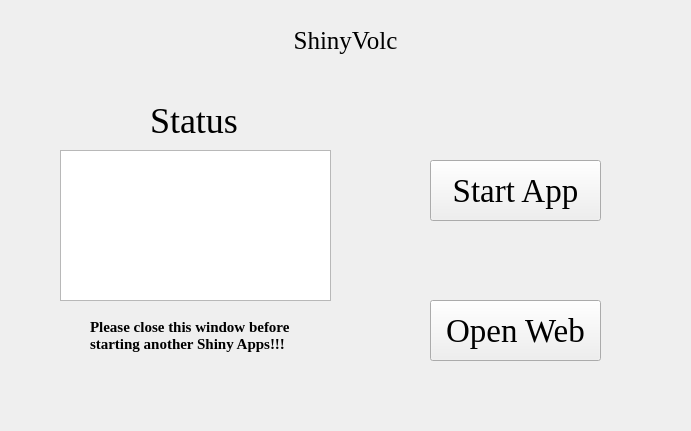
The window that ShinyVolc.ui (hzaurzli/MicroWorldOmics) describes before a commit, drawn with Qt 5.
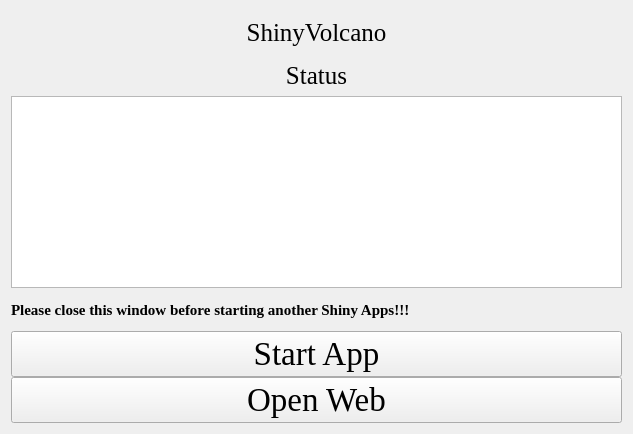
The same window after the commit. Icons and pictures are not drawn.

```diff
--- a/ShinyVolc.ui
+++ b/ShinyVolc.ui
@@ -6,8 +6,8 @@
    <rect>
     <x>0</x>
     <y>0</y>
-    <width>691</width>
-    <height>431</height>
+    <width>633</width>
+    <height>434</height>
    </rect>
   </property>
   <property name="windowTitle">
@@ -16,28 +16,17 @@
   <property name="styleSheet">
    <string notr="true">background-image: url(D:/tools/Pycharm/pyqt/logo/backgroundpage.png)</string>
   </property>
-  <widget class="QTextBrowser" name="textBrowser">
-   <property name="geometry">
-    <rect>
-     <x>60</x>
-     <y>150</y>
-     <width>271</width>
-     <height>151</height>
-    </rect>
+  <layout class="QGridLayout" name="gridLayout_4">
+   <property name="verticalSpacing">
+    <number>0</number>
    </property>
-   <property name="styleSheet">
-    <string notr="true">background-image: url(D:/tools/Pycharm/pyqt/logo/white.png)</string>
-   </property>
-  </widget>
+   <item row="0" column="0">
+    <layout class="QGridLayout" name="gridLayout_5">
+     <property name="verticalSpacing">
+      <number>0</number>
+     </property>
+     <item row="0" column="0" colspan="3">
   <widget class="QLabel" name="label">
-   <property name="geometry">
-    <rect>
-     <x>230</x>
-     <y>20</y>
-     <width>231</width>
-     <height>41</height>
-    </rect>
-   </property>
    <property name="font">
     <font>
      <family>Times New Roman</family>
@@ -45,81 +34,38 @@
     </font>
    </property>
    <property name="text">
-    <string>ShinyVolc</string>
+        <string>ShinyVolcano</string>
    </property>
    <property name="alignment">
     <set>Qt::AlignCenter</set>
    </property>
   </widget>
-  <widget class="QLabel" name="label_2">
-   <property name="geometry">
-    <rect>
-     <x>150</x>
-     <y>100</y>
-     <width>101</width>
-     <height>41</height>
-    </rect>
-   </property>
+     </item>
+     <item row="3" column="0" colspan="3">
+      <widget class="QLabel" name="label_4">
    <property name="font">
     <font>
      <family>Times New Roman</family>
-     <pointsize>27</pointsize>
+         <pointsize>19</pointsize>
     </font>
    </property>
    <property name="text">
     <string>Status</string>
    </property>
    <property name="alignment">
-    <set>Qt::AlignLeading|Qt::AlignLeft|Qt::AlignVCenter</set>
-   </property>
-  </widget>
-  <widget class="QPushButton" name="pushButton">
-   <property name="geometry">
-    <rect>
-     <x>430</x>
-     <y>160</y>
-     <width>171</width>
-     <height>61</height>
-    </rect>
-   </property>
-   <property name="font">
-    <font>
-     <family>Times New Roman</family>
-     <pointsize>25</pointsize>
-    </font>
-   </property>
-   <property name="text">
-    <string>Start App</string>
-   </property>
-  </widget>
-  <widget class="QPushButton" name="pushButton_2">
-   <property name="geometry">
-    <rect>
-     <x>430</x>
-     <y>300</y>
-     <width>171</width>
-     <height>61</height>
-    </rect>
-   </property>
-   <property name="font">
-    <font>
-     <family>Times New Roman</family>
-     <pointsize>25</pointsize>
-    </font>
-   </property>
-   <property name="text">
-    <string>Open Web</string>
-   </property>
-  </widget>
+        <set>Qt::AlignCenter</set>
+       </property>
+      </widget>
+     </item>
+     <item row="5" column="0" rowspan="2" colspan="3">
+      <widget class="QTextBrowser" name="textBrowser">
+       <property name="styleSheet">
+        <string notr="true">background-image: url(D:/Documents/Desktop/white.png)</string>
+       </property>
+      </widget>
+     </item>
+     <item row="7" column="0" colspan="3">
   <widget class="QLabel" name="label_3">
-   <property name="geometry">
-    <rect>
-     <x>90</x>
-     <y>310</y>
-     <width>211</width>
-     <height>51</height>
-    </rect>
-   </property>
    <property name="font">
     <font>
      <family>Times New Roman</family>
@@ -129,10 +75,39 @@
     </font>
    </property>
    <property name="text">
-    <string>Please close this window before
-starting another Shiny Apps!!!</string>
-   </property>
-  </widget>
+        <string>Please close this window before starting another Shiny Apps!!!</string>
+       </property>
+      </widget>
+     </item>
+     <item row="8" column="0" colspan="3">
+      <widget class="QPushButton" name="pushButton">
+       <property name="font">
+        <font>
+         <family>Times New Roman</family>
+         <pointsize>25</pointsize>
+        </font>
+       </property>
+       <property name="text">
+        <string>Start App</string>
+       </property>
+      </widget>
+     </item>
+     <item row="9" column="0" colspan="3">
+      <widget class="QPushButton" name="pushButton_2">
+       <property name="font">
+        <font>
+         <family>Times New Roman</family>
+         <pointsize>25</pointsize>
+        </font>
+       </property>
+       <property name="text">
+        <string>Open Web</string>
+       </property>
+      </widget>
+     </item>
+    </layout>
+   </item>
+  </layout>
  </widget>
  <resources/>
  <connections/>
```
Left out of the diff: 2 changed lines with no effect on the pictures. Lines whose indentation alone changed are shown as unchanged.
